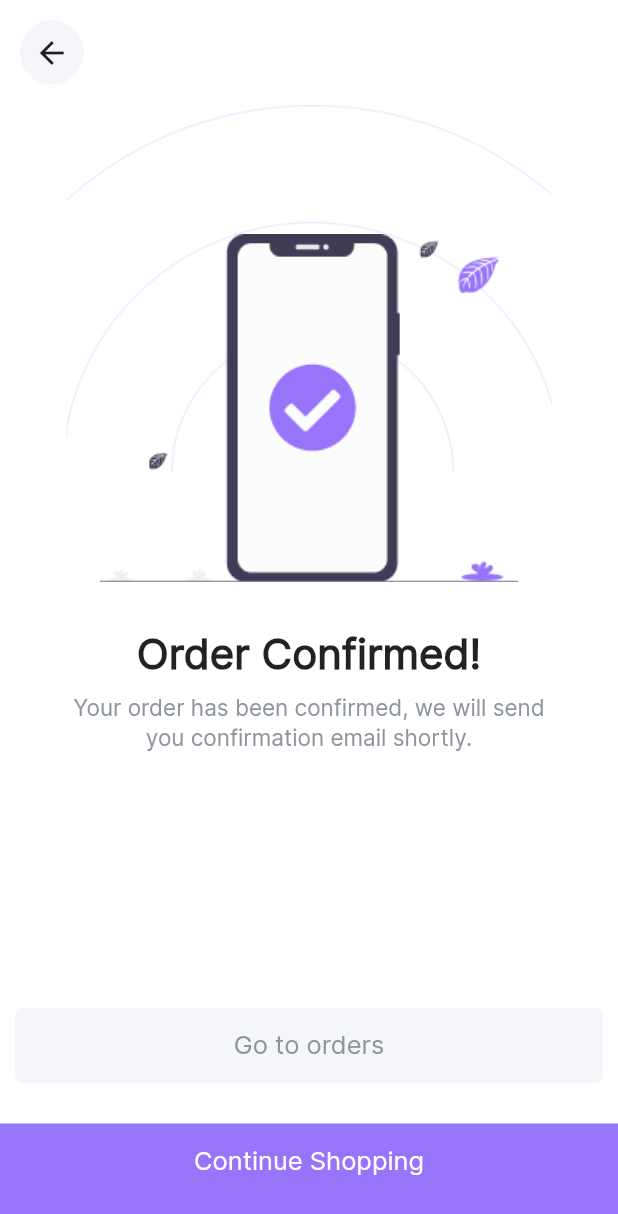
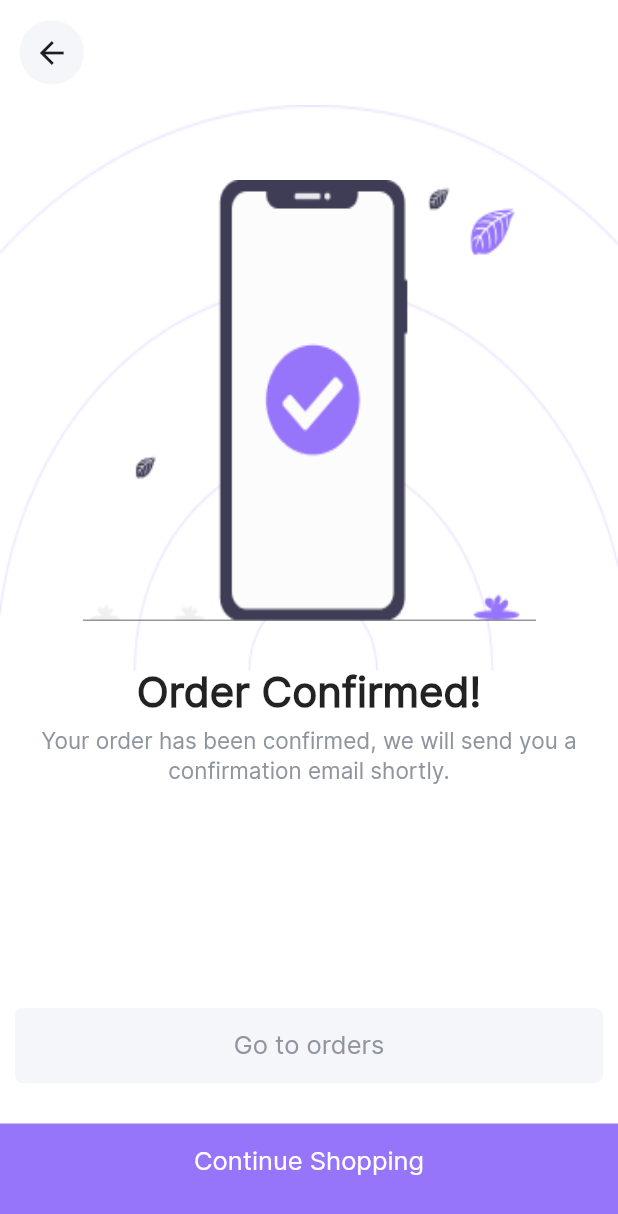
Before and after one commit to bnasare/laza, a Flutter app: the screen it shows after launch, after a tap on "Go to orders", on a phone screen of 412 x 824 dp. Shown: the top 1214 px of the screen. Run offline on Flutter 3.47's test engine with Material 2 defaults, Android fonts, the phone set to English and light mode, and no system bars; our stand-ins replace device_preview, flutter_iconly, google_fonts.

Commit message:
making the images responsive for ipads

```diff
--- a/lib/main.dart
+++ b/lib/main.dart
@@ -1,3 +1,5 @@
+import 'package:device_preview/device_preview.dart';
+import 'package:flutter/foundation.dart';
 import 'package:flutter/material.dart';
 import 'package:flutter/services.dart';
 import 'package:google_fonts/google_fonts.dart';
@@ -12,11 +14,10 @@ void main() {
       [DeviceOrientation.portraitUp, DeviceOrientation.portraitDown]).then((_) {
     GoogleFonts.config.allowRuntimeFetching = false;
     runApp(
-      // DevicePreview(
-      // enabled: !kReleaseMode,
-      // builder: (context) =>
-      const MyApp(),
-      // ),
+      DevicePreview(
+        enabled: !kReleaseMode,
+        builder: (context) => const MyApp(),
+      ),
     );
   });
 }
--- a/lib/screens/order_confirmed_screen.dart
+++ b/lib/screens/order_confirmed_screen.dart
@@ -21,13 +21,11 @@ class OrderConfirmedScreen extends StatelessWidget {
           ),
         ),
       ),
-      body: Column(
-        children: [
-          Center(
-            child: Container(
+      body: Container(
         decoration: const BoxDecoration(
           image: DecorationImage(
             image: AssetImage('assets/images/mask_group.png'),
+            fit: BoxFit.fill,
           ),
         ),
         child: Column(
@@ -35,11 +33,13 @@ class OrderConfirmedScreen extends StatelessWidget {
           crossAxisAlignment: CrossAxisAlignment.center,
           children: [
             Container(
-                    margin: const EdgeInsets.only(right: 55, left: 55, top: 55),
+              margin: const EdgeInsets.only(
+                  right: 55, left: 55, top: 50, bottom: 30),
               height: MediaQuery.of(context).size.height / 2.8,
               decoration: const BoxDecoration(
                 image: DecorationImage(
                   image: AssetImage('assets/images/confirmed_screen.png'),
+                  fit: BoxFit.fill,
                 ),
               ),
             ),
@@ -48,41 +48,46 @@ class OrderConfirmedScreen extends StatelessWidget {
               style: TextStyle(fontWeight: FontWeight.w600, fontSize: 28),
             ),
             Padding(
-                    padding: const EdgeInsets.only(
-                        left: 45, right: 45, top: 8, bottom: 8),
+              padding:
+                  const EdgeInsets.only(left: 15, right: 15, top: 5, bottom: 8),
               child: Text(
-                      'Your order has been confirmed, we will send you confirmation email shortly.',
+                'Your order has been confirmed, we will send you a confirmation email shortly.',
                 textAlign: TextAlign.center,
                 style: TextStyle(
-                          fontSize: 15, color: color.tertiary, height: 1.3),
+                  fontSize: 15,
+                  color: color.tertiary,
+                  height: 1.3,
                 ),
               ),
-                  const SizedBox(
+            ),
+            const Spacer(),
+            Column(
+              children: [
+                GestureDetector(
+                  onTap: () {},
+                  child: Container(
+                    margin:
+                        const EdgeInsets.only(left: 10, right: 10, bottom: 27),
                     height: 50,
+                    width: MediaQuery.of(context).size.width,
+                    decoration: BoxDecoration(
+                      borderRadius: BorderRadius.circular(5),
+                      color: color.background,
+                    ),
+                    child: Center(
+                      child: Text(
+                        'Go to orders',
+                        style: TextStyle(fontSize: 17, color: color.tertiary),
+                      ),
+                    ),
+                  ),
+                ),
+                NavigationCard(text: 'Continue Shopping', onTap: () {}),
+              ],
             ),
           ],
         ),
       ),
-          ),
-          const Spacer(),
-          GestureDetector(
-            onTap: () {},
-            child: Container(
-              margin: const EdgeInsets.only(left: 10, right: 10, bottom: 27),
-              height: 50,
-              width: MediaQuery.of(context).size.width,
-              decoration: BoxDecoration(
-                  borderRadius: BorderRadius.circular(5),
-                  color: color.background),
-              child: Center(
-                child: Text('Go to orders',
-                    style: TextStyle(fontSize: 17, color: color.tertiary)),
-              ),
-            ),
-          ),
-          NavigationCard(text: 'Continue Shopping', onTap: () {})
-        ],
-      ),
     );
   }
 }
```
Lines whose indentation alone changed are shown as unchanged.
